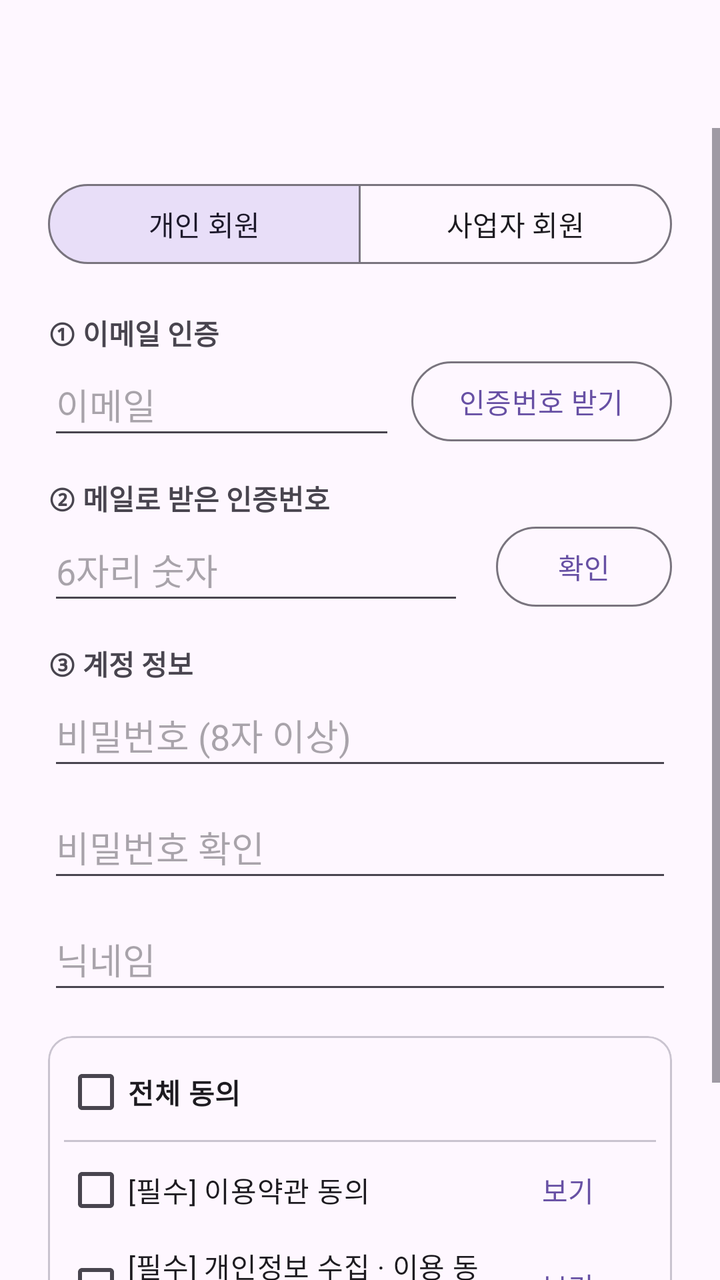
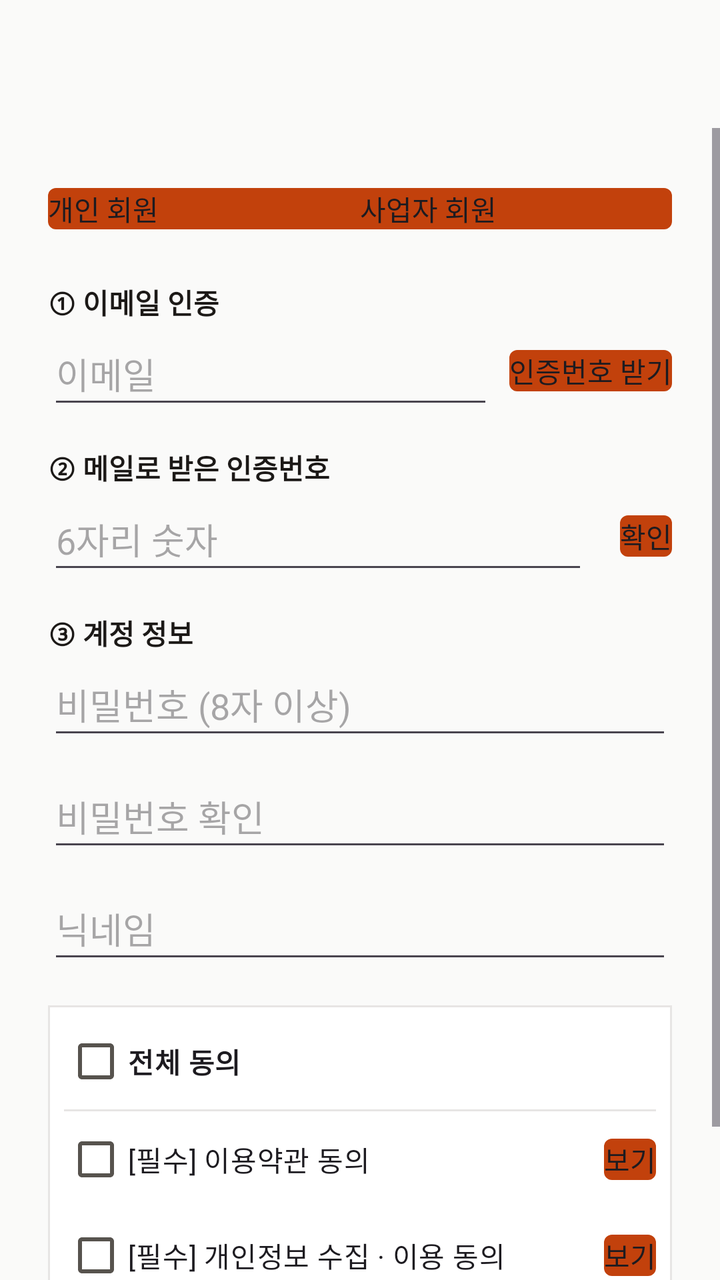

An Android layout rendered at two revisions. The XML below is the earlier revision; the diff shows what the commit changed to produce the second picture.
<!-- AndroidManifest.xml: application theme Theme.GajeonTiming -->
<!-- res/layout/activity_sign_up.xml -->
<?xml version="1.0" encoding="utf-8"?>
<LinearLayout xmlns:android="http://schemas.android.com/apk/res/android"
    xmlns:app="http://schemas.android.com/apk/res-auto"
    android:layout_width="match_parent"
    android:layout_height="match_parent"
    android:fitsSystemWindows="true"
    android:orientation="vertical">

    <com.google.android.material.appbar.MaterialToolbar
        android:id="@+id/toolbar"
        android:layout_width="match_parent"
        android:layout_height="?attr/actionBarSize" />

    <ScrollView
        android:layout_width="match_parent"
        android:layout_height="match_parent">

        <LinearLayout
            android:layout_width="match_parent"
            android:layout_height="wrap_content"
            android:orientation="vertical"
            android:padding="24dp">

            
            <com.google.android.material.button.MaterialButtonToggleGroup
                android:id="@+id/signup_type_group"
                android:layout_width="match_parent"
                android:layout_height="wrap_content"
                app:checkedButton="@id/signup_type_personal"
                app:selectionRequired="true"
                app:singleSelection="true">

                <Button
                    android:id="@+id/signup_type_personal"
                    style="@style/Widget.Material3.Button.OutlinedButton"
                    android:layout_width="0dp"
                    android:layout_height="wrap_content"
                    android:layout_weight="1"
                    android:text="@string/signup_type_personal" />

                <Button
                    android:id="@+id/signup_type_business"
                    style="@style/Widget.Material3.Button.OutlinedButton"
                    android:layout_width="0dp"
                    android:layout_height="wrap_content"
                    android:layout_weight="1"
                    android:text="@string/signup_type_business" />
            </com.google.android.material.button.MaterialButtonToggleGroup>

            
            <TextView
                android:id="@+id/signup_business_notice"
                android:layout_width="match_parent"
                android:layout_height="wrap_content"
                android:layout_marginTop="8dp"
                android:background="@color/notice_bg"
                android:lineSpacingExtra="2dp"
                android:padding="12dp"
                android:text="@string/signup_business_notice"
                android:textColor="@color/notice_text"
                android:textSize="13sp"
                android:visibility="gone" />

            
            <TextView
                style="@style/DetailLabel"
                android:layout_marginTop="20dp"
                android:text="@string/signup_step_email" />

            <LinearLayout
                android:layout_width="match_parent"
                android:layout_height="wrap_content"
                android:gravity="center_vertical"
                android:orientation="horizontal">

                <EditText
                    android:id="@+id/signup_email"
                    android:layout_width="0dp"
                    android:layout_height="wrap_content"
                    android:layout_weight="1"
                    android:autofillHints="emailAddress"
                    android:hint="@string/hint_email"
                    android:inputType="textEmailAddress"
                    android:minHeight="48dp" />

                <Button
                    android:id="@+id/signup_send_code"
                    style="@style/Widget.Material3.Button.OutlinedButton"
                    android:layout_width="wrap_content"
                    android:layout_height="wrap_content"
                    android:layout_marginStart="8dp"
                    android:text="@string/signup_send" />
            </LinearLayout>

            
            <LinearLayout
                android:id="@+id/signup_code_step"
                android:layout_width="match_parent"
                android:layout_height="wrap_content"
                android:orientation="vertical">

                <TextView
                    style="@style/DetailLabel"
                    android:text="@string/signup_step_code" />

                <LinearLayout
                    android:layout_width="match_parent"
                    android:layout_height="wrap_content"
                    android:gravity="center_vertical"
                    android:orientation="horizontal">

                    <EditText
                        android:id="@+id/signup_code"
                        android:layout_width="0dp"
                        android:layout_height="wrap_content"
                        android:layout_weight="1"
                        android:autofillHints="smsOTPCode"
                        android:hint="@string/hint_code"
                        android:inputType="number"
                        android:maxLength="6"
                        android:minHeight="48dp" />

                    <TextView
                        android:id="@+id/signup_code_timer"
                        android:layout_width="wrap_content"
                        android:layout_height="wrap_content"
                        android:layout_marginHorizontal="8dp"
                        android:textColor="@color/score_red" />

                    <Button
                        android:id="@+id/signup_verify"
                        style="@style/Widget.Material3.Button.OutlinedButton"
                        android:layout_width="wrap_content"
                        android:layout_height="wrap_content"
                        android:text="@string/signup_verify" />
                </LinearLayout>
            </LinearLayout>

            
            <LinearLayout
                android:id="@+id/signup_account_step"
                android:layout_width="match_parent"
                android:layout_height="wrap_content"
                android:orientation="vertical">

                <TextView
                    style="@style/DetailLabel"
                    android:text="@string/signup_step_account" />

                <EditText
                    android:id="@+id/signup_password"
                    android:layout_width="match_parent"
                    android:layout_height="wrap_content"
                    android:autofillHints="newPassword"
                    android:hint="@string/hint_new_password"
                    android:inputType="textPassword"
                    android:minHeight="48dp" />

                <EditText
                    android:id="@+id/signup_password_confirm"
                    android:layout_width="match_parent"
                    android:layout_height="wrap_content"
                    android:layout_marginTop="8dp"
                    android:autofillHints="newPassword"
                    android:hint="@string/hint_password_confirm"
                    android:inputType="textPassword"
                    android:minHeight="48dp" />

                
                <EditText
                    android:id="@+id/signup_nickname"
                    android:layout_width="match_parent"
                    android:layout_height="wrap_content"
                    android:layout_marginTop="8dp"
                    android:autofillHints="username"
                    android:hint="@string/hint_nickname"
                    android:inputType="text"
                    android:maxLength="20"
                    android:minHeight="48dp" />

                
                <LinearLayout
                    android:id="@+id/signup_business_box"
                    android:layout_width="match_parent"
                    android:layout_height="wrap_content"
                    android:orientation="vertical"
                    android:visibility="gone">

                    <EditText
                        android:id="@+id/signup_company"
                        android:layout_width="match_parent"
                        android:layout_height="wrap_content"
                        android:layout_marginTop="8dp"
                        android:autofillHints="organizationName"
                        android:hint="@string/hint_company"
                        android:inputType="text"
                        android:maxLength="100"
                        android:minHeight="48dp" />

                    <com.google.android.material.textfield.TextInputLayout
                        android:id="@+id/signup_business_type_layout"
                        style="@style/Widget.Material3.TextInputLayout.OutlinedBox.ExposedDropdownMenu"
                        android:layout_width="match_parent"
                        android:layout_height="wrap_content"
                        android:layout_marginTop="12dp"
                        android:hint="@string/hint_business_type">

                        <com.google.android.material.textfield.MaterialAutoCompleteTextView
                            android:id="@+id/signup_business_type"
                            android:layout_width="match_parent"
                            android:layout_height="wrap_content"
                            android:inputType="none"
                            app:simpleItems="@array/business_types" />
                    </com.google.android.material.textfield.TextInputLayout>

                    
                    <EditText
                        android:id="@+id/signup_business_etc"
                        android:layout_width="match_parent"
                        android:layout_height="wrap_content"
                        android:layout_marginTop="8dp"
                        android:hint="@string/hint_business_etc"
                        android:importantForAutofill="no"
                        android:inputType="text"
                        android:maxLength="50"
                        android:minHeight="48dp"
                        android:visibility="gone" />

                    <EditText
                        android:id="@+id/signup_contact_phone"
                        android:layout_width="match_parent"
                        android:layout_height="wrap_content"
                        android:layout_marginTop="8dp"
                        android:autofillHints="phone"
                        android:hint="@string/hint_contact_phone"
                        android:inputType="phone"
                        android:maxLength="20"
                        android:minHeight="48dp" />
                </LinearLayout>

                
                <include
                    layout="@layout/include_terms_agreement"
                    android:layout_width="match_parent"
                    android:layout_height="wrap_content"
                    android:layout_marginTop="16dp" />


                <Button
                    android:id="@+id/signup_button"
                    android:layout_width="match_parent"
                    android:layout_height="wrap_content"
                    android:layout_marginTop="16dp"
                    android:text="@string/signup_submit" />
            </LinearLayout>

            <TextView
                android:id="@+id/signup_error"
                android:layout_width="match_parent"
                android:layout_height="wrap_content"
                android:layout_marginTop="12dp"
                android:textColor="@color/score_red"
                android:visibility="gone" />

            <ProgressBar
                android:id="@+id/signup_progress"
                android:layout_width="32dp"
                android:layout_height="32dp"
                android:layout_gravity="center"
                android:layout_marginTop="8dp"
                android:visibility="gone" />
        </LinearLayout>
    </ScrollView>
</LinearLayout>
<!-- res/layout/include_terms_agreement.xml (included above) -->
<?xml version="1.0" encoding="utf-8"?>
<com.google.android.material.card.MaterialCardView xmlns:android="http://schemas.android.com/apk/res/android"
    xmlns:app="http://schemas.android.com/apk/res-auto"
    android:layout_width="match_parent"
    android:layout_height="wrap_content"
    app:cardCornerRadius="12dp"
    app:cardElevation="0dp"
    app:strokeColor="?attr/colorOutlineVariant"
    app:strokeWidth="1dp">

    <LinearLayout
        android:layout_width="match_parent"
        android:layout_height="wrap_content"
        android:orientation="vertical"
        android:paddingHorizontal="8dp"
        android:paddingVertical="4dp">

        <CheckBox
            android:id="@+id/terms_agree_all"
            android:layout_width="match_parent"
            android:layout_height="wrap_content"
            android:minHeight="48dp"
            android:text="@string/signup_agree_all"
            android:textStyle="bold" />

        <View
            android:layout_width="match_parent"
            android:layout_height="1dp"
            android:background="?attr/colorOutlineVariant" />

        <LinearLayout
            android:layout_width="match_parent"
            android:layout_height="wrap_content"
            android:gravity="center_vertical"
            android:orientation="horizontal">

            <CheckBox
                android:id="@+id/terms_agree_terms"
                android:layout_width="0dp"
                android:layout_height="wrap_content"
                android:layout_weight="1"
                android:minHeight="48dp"
                android:text="@string/signup_agree_terms" />

            <Button
                android:id="@+id/terms_view_terms"
                style="@style/Widget.Material3.Button.TextButton"
                android:layout_width="wrap_content"
                android:layout_height="wrap_content"
                android:text="@string/signup_view" />
        </LinearLayout>

        <LinearLayout
            android:layout_width="match_parent"
            android:layout_height="wrap_content"
            android:gravity="center_vertical"
            android:orientation="horizontal">

            <CheckBox
                android:id="@+id/terms_agree_privacy"
                android:layout_width="0dp"
                android:layout_height="wrap_content"
                android:layout_weight="1"
                android:minHeight="48dp"
                android:text="@string/signup_agree_privacy" />

            <Button
                android:id="@+id/terms_view_privacy"
                style="@style/Widget.Material3.Button.TextButton"
                android:layout_width="wrap_content"
                android:layout_height="wrap_content"
                android:text="@string/signup_view" />
        </LinearLayout>
    </LinearLayout>
</com.google.android.material.card.MaterialCardView>
<!-- resources referenced by this layout -->
<resources>
  <color name="notice_bg">#FFF4E5</color>
  <color name="notice_text">#8A4B00</color>
  <color name="score_red">#C62828</color>
  <string name="hint_business_type">업종</string>
  <string name="hint_code">6자리 숫자</string>
  <string name="hint_company">회사명</string>
  <string name="hint_email">이메일</string>
  <string name="hint_nickname">닉네임</string>
  <string name="hint_password_confirm">비밀번호 확인</string>
  <string name="signup_agree_all">전체 동의</string>
  <string name="signup_send">인증번호 받기</string>
  <string name="signup_step_account">③ 계정 정보</string>
  <string name="signup_step_code">② 메일로 받은 인증번호</string>
  <string name="signup_step_email">① 이메일 인증</string>
  <string name="signup_submit">가입하기</string>
  <string name="signup_type_business">사업자 회원</string>
  <string name="signup_type_personal">개인 회원</string>
  <string name="signup_verify">확인</string>
  <string name="signup_view">보기</string>
  <style name="DetailLabel">
          <item name="android:layout_width">wrap_content</item>
          <item name="android:layout_height">wrap_content</item>
          <item name="android:layout_marginTop">14dp</item>
          <item name="android:textSize">14sp</item>
          <item name="android:textStyle">bold</item>
      </style>
  <style name="Theme.GajeonTiming" parent="Theme.Material3.DayNight.NoActionBar" />
  <string name="business_type_other">기타</string>
  <!-- unchanged entries left out for length: 7 -->
</resources>

<!-- the commit's change to res/layout/activity_sign_up.xml (unified diff, before → after) -->
@@ -32,7 +32,7 @@
 
                 <Button
                     android:id="@+id/signup_type_personal"
-                    style="@style/Widget.Material3.Button.OutlinedButton"
+                    style="@style/Widget.Gajeon.Button.Outlined"
                     android:layout_width="0dp"
                     android:layout_height="wrap_content"
                     android:layout_weight="1"
@@ -40,7 +40,7 @@
 
                 <Button
                     android:id="@+id/signup_type_business"
-                    style="@style/Widget.Material3.Button.OutlinedButton"
+                    style="@style/Widget.Gajeon.Button.Outlined"
                     android:layout_width="0dp"
                     android:layout_height="wrap_content"
                     android:layout_weight="1"
@@ -85,7 +85,7 @@
 
                 <Button
                     android:id="@+id/signup_send_code"
-                    style="@style/Widget.Material3.Button.OutlinedButton"
+                    style="@style/Widget.Gajeon.Button.Outlined"
                     android:layout_width="wrap_content"
                     android:layout_height="wrap_content"
                     android:layout_marginStart="8dp"
@@ -129,7 +129,7 @@
 
                     <Button
                         android:id="@+id/signup_verify"
-                        style="@style/Widget.Material3.Button.OutlinedButton"
+                        style="@style/Widget.Gajeon.Button.Outlined"
                         android:layout_width="wrap_content"
                         android:layout_height="wrap_content"
                         android:text="@string/signup_verify" />
@@ -278,7 +278,7 @@
     xmlns:app="http://schemas.android.com/apk/res-auto"
     android:layout_width="match_parent"
     android:layout_height="wrap_content"
-    app:cardCornerRadius="12dp"
+    app:cardCornerRadius="@dimen/radius_md"
     app:cardElevation="0dp"
     app:strokeColor="?attr/colorOutlineVariant"
     app:strokeWidth="1dp">
@@ -319,7 +319,7 @@
 
             <Button
                 android:id="@+id/terms_view_terms"
-                style="@style/Widget.Material3.Button.TextButton"
+                style="@style/Widget.Gajeon.Button.Text"
                 android:layout_width="wrap_content"
                 android:layout_height="wrap_content"
                 android:text="@string/signup_view" />
@@ -341,7 +341,7 @@
 
             <Button
                 android:id="@+id/terms_view_privacy"
-                style="@style/Widget.Material3.Button.TextButton"
+                style="@style/Widget.Gajeon.Button.Text"
                 android:layout_width="wrap_content"
                 android:layout_height="wrap_content"
                 android:text="@string/signup_view" />
<!-- resource entries referenced after the edit -->
@@ -1,8 +1,8 @@
 <!-- resources referenced by this layout -->
 <resources>
-  <color name="notice_bg">#FFF4E5</color>
-  <color name="notice_text">#8A4B00</color>
-  <color name="score_red">#C62828</color>
+  <color name="notice_bg">@color/warn_container</color>
+  <color name="notice_text">@color/on_warn_container</color>
+  <color name="score_red">#B91C1C</color>
   <string name="hint_business_type">업종</string>
   <string name="hint_code">6자리 숫자</string>
   <string name="hint_company">회사명</string>
@@ -25,9 +25,60 @@
           <item name="android:layout_marginTop">14dp</item>
           <item name="android:textSize">14sp</item>
           <item name="android:textStyle">bold</item>
+          <item name="android:textColor">@color/ink</item>
       </style>
-  <style name="Theme.GajeonTiming" parent="Theme.Material3.DayNight.NoActionBar" />
+  <style name="Theme.GajeonTiming" parent="Theme.Material3.DayNight.NoActionBar">
+          
+          <item name="colorPrimary">@color/brand</item>
+          <item name="colorOnPrimary">@color/on_brand</item>
+          <item name="colorPrimaryContainer">@color/brand_container</item>
+          <item name="colorOnPrimaryContainer">@color/on_brand_container</item>
+          
+          <item name="colorSecondary">@color/brand</item>
+          <item name="colorOnSecondary">@color/on_brand</item>
+          <item name="colorSecondaryContainer">@color/brand_container</item>
+          <item name="colorOnSecondaryContainer">@color/on_brand_container</item>
+          <item name="colorTertiary">@color/verdict_good</item>
+          <item name="colorError">@color/verdict_wait</item>
+  
+          
+          <item name="android:colorBackground">@color/page</item>
+          <item name="colorSurface">@color/card</item>
+          <item name="colorOnSurface">@color/ink</item>
+          <item name="colorOnSurfaceVariant">@color/ink_2</item>
+          <item name="colorSurfaceVariant">@color/sunken</item>
+          <item name="colorSurfaceContainerLowest">@color/card</item>
+          <item name="colorSurfaceContainerLow">@color/card</item>
+          <item name="colorSurfaceContainer">@color/card</item>
+          <item name="colorSurfaceContainerHigh">@color/sunken</item>
+          <item name="colorSurfaceContainerHighest">@color/sunken</item>
+          <item name="colorOutline">@color/line_strong</item>
+          <item name="colorOutlineVariant">@color/line</item>
+  
+          
+          <item name="materialCardViewStyle">@style/Widget.Gajeon.Card</item>
+          <item name="materialButtonStyle">@style/Widget.Gajeon.Button</item>
+          <item name="materialButtonOutlinedStyle">@style/Widget.Gajeon.Button.Outlined</item>
+          <item name="chipStyle">@style/Widget.Gajeon.Chip</item>
+          <item name="toolbarStyle">@style/Widget.Gajeon.Toolbar</item>
+          <item name="android:windowBackground">@color/page</item>
+      </style>
   <string name="business_type_other">기타</string>
+  <color name="warn_container">#FEF3C7</color>
+  <color name="on_warn_container">#92400E</color>
+  <color name="ink">#1C1917</color>
+  <color name="brand">#C2410C</color>
+  <color name="on_brand">#FFFFFF</color>
+  <color name="brand_container">#FFF1E7</color>
+  <color name="on_brand_container">#7C2D12</color>
+  <color name="verdict_good">#1D4ED8</color>
+  <color name="verdict_wait">#B91C1C</color>
+  <color name="page">#FAFAF9</color>
+  <color name="card">#FFFFFF</color>
+  <color name="ink_2">#57534E</color>
+  <color name="sunken">#F3F2F0</color>
+  <color name="line_strong">#8C857F</color>
+  <color name="line">#E7E5E4</color>
   <!-- unchanged entries left out for length: 7 -->
 </resources>
 
